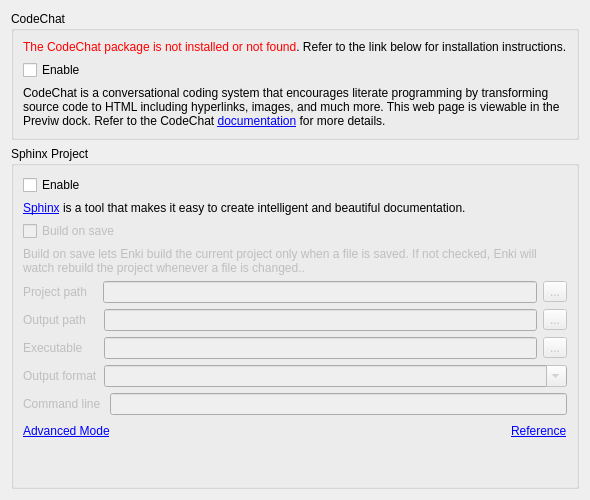
Before: the Qt Designer form enki/plugins/preview/Settings.ui in andreikop/enki, drawn with Qt 5.
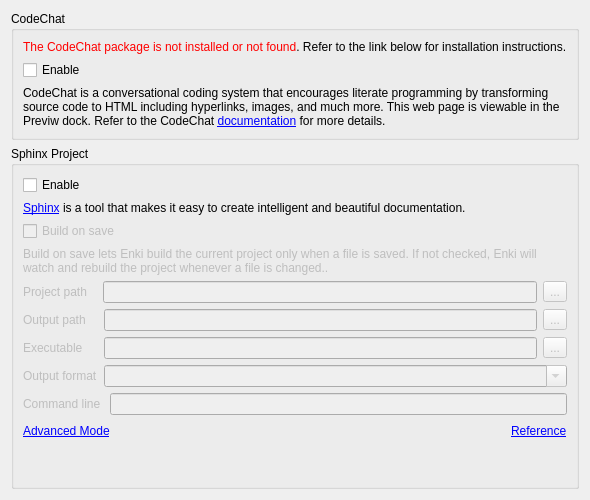
After: the same form once the commit is applied.

Commit message: Fix: Add contents.rst to template files. Fix: Force rebuild on all saving actions, "build on save" now means "only build on save". For correctly configed sphinx project with build on save checked, text change will not trigger a rebuild action. Fix: Change setting UI discription.

The edit to the form file:
```diff
--- a/enki/plugins/preview/Settings.ui
+++ b/enki/plugins/preview/Settings.ui
@@ -110,7 +110,7 @@
          <bool>false</bool>
         </property>
         <property name="text">
-         <string>&lt;html&gt;&lt;head/&gt;&lt;body&gt;&lt;p&gt;Build on save lets Enki build the current project only when a file is saved. If not checked, Enki will watch rebuild the project whenever a file is changed..&lt;/p&gt;&lt;/body&gt;&lt;/html&gt;</string>
+         <string>&lt;html&gt;&lt;head/&gt;&lt;body&gt;&lt;p&gt;Build on save lets Enki build the current project only when a file is saved. If not checked, Enki will watch and rebuild the project whenever a file is changed..&lt;/p&gt;&lt;/body&gt;&lt;/html&gt;</string>
         </property>
         <property name="wordWrap">
          <bool>true</bool>
```
The commit also changes 2 other files.
